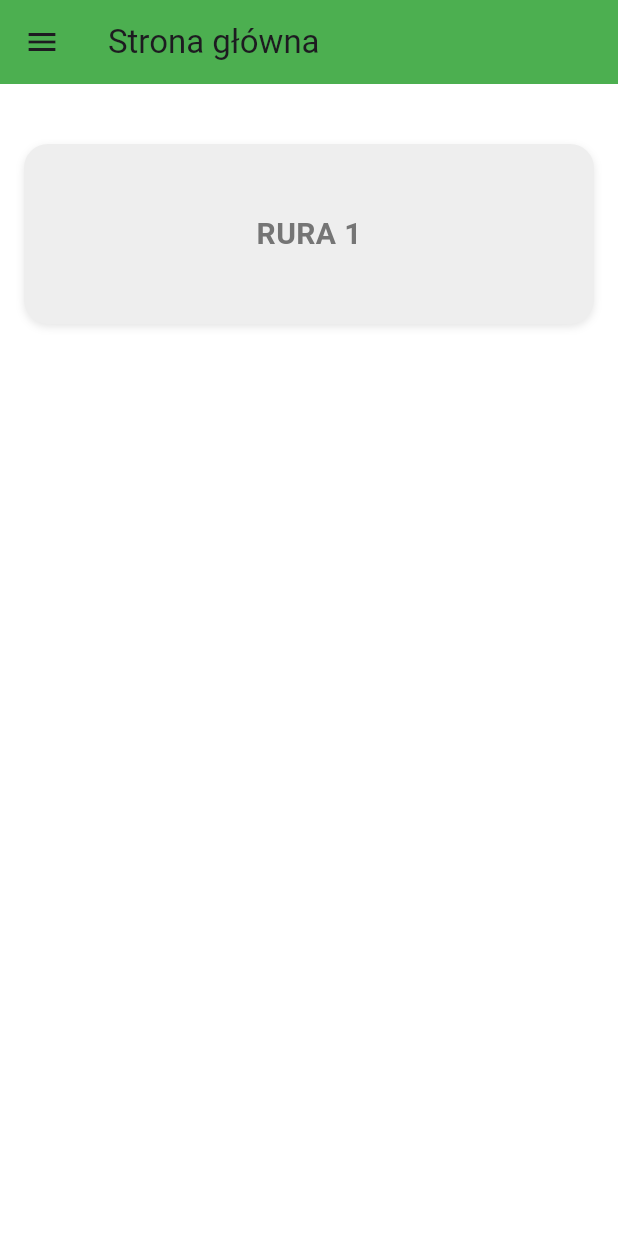
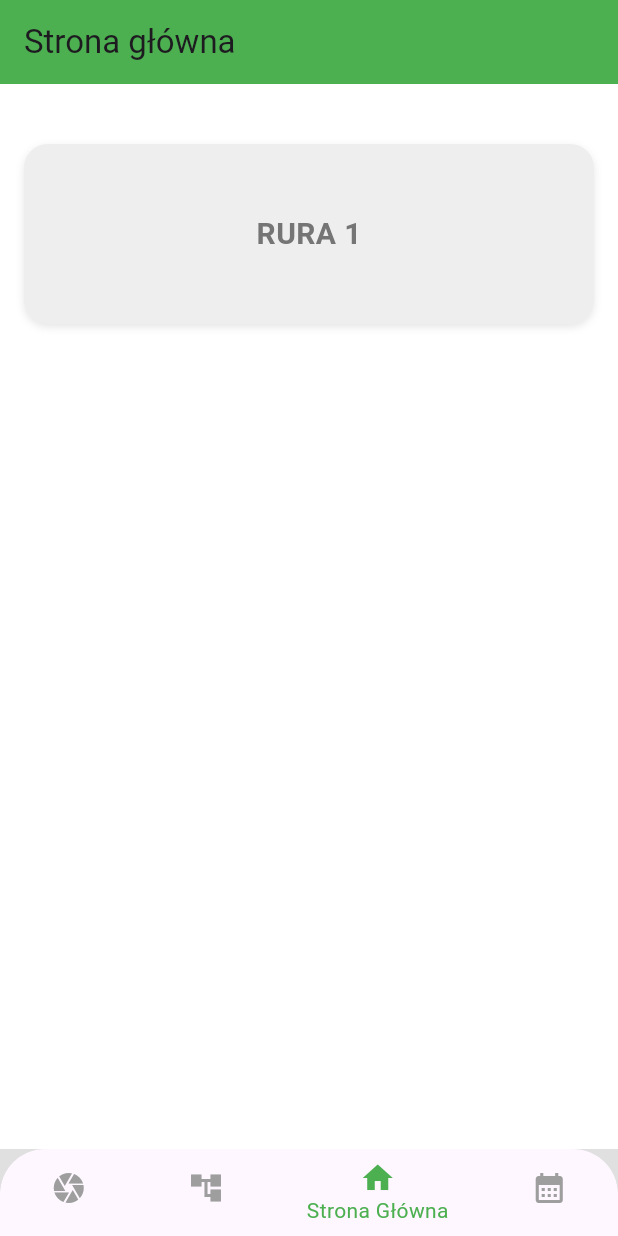
Before and after one commit to swiczka/hackcarpathia2025ogrody, a Flutter app: the screen it shows after launch, on a phone screen of 412 x 824 dp. Run offline on Flutter 3.47's test engine with Material 3 defaults, Android fonts, the phone set to English and light mode, and no system bars.

Commit message:
nowy widok

```diff
--- a/lib/main.dart
+++ b/lib/main.dart
@@ -39,24 +39,21 @@ class MyHomePage extends StatefulWidget {
 }
 
 class _MyHomePageState extends State<MyHomePage> {
-  String _selectedPage = 'Strona główna';
 
-  void _onSelectPage(String page) {
+  int _selectedIndex = 2;
+
+
+  final List<Widget> _pages = [
+    const Text('Aparat'),
+    const Text('Rośliny'),
+    const HomePage(),
+    const Text('Kalendarz'),
+  ];
+
+  void _onItemTapped(int index) {
     setState(() {
-      _selectedPage = page;
+      _selectedIndex = index;
     });
-    Navigator.pop(context);
-
-    if (page == 'Strona Główna') {
-      setState(() {
-        _selectedPage = 'Strona główna';
-      });
-    } else if (page == 'Rośliny') {
-      Navigator.push(
-        context,
-        MaterialPageRoute(builder: (context) => const AddPlant()),
-      );
-    }
   }
 
   @override
@@ -65,31 +62,47 @@ class _MyHomePageState extends State<MyHomePage> {
       appBar: AppBar(
         title: Text(widget.title),
       ),
-      drawer: Drawer(
-        child: ListView(
-          padding: EdgeInsets.zero,
-          children: [
-            ListTile(
-              leading: const Icon(Icons.favorite),
-              title: const Text('Strona Główna'),
-              onTap: () => _onSelectPage('Strona Główna'),
+      body: _pages[_selectedIndex],
+      bottomNavigationBar: ClipRRect(
+        borderRadius: BorderRadius.only(
+          topLeft: Radius.circular(30),
+          topRight: Radius.circular(30),
         ),
-            ListTile(
-              leading: const Icon(Icons.person),
-              title: const Text('Rośliny'),
-              onTap: () => _onSelectPage('Rośliny'),
+        child: BottomNavigationBar(
+          currentIndex: _selectedIndex,
+          onTap: _onItemTapped,
+          selectedItemColor: Colors.green,
+          unselectedItemColor: Colors.grey,
+          items: [
+            BottomNavigationBarItem(
+              icon: Icon(Icons.camera),
+              label: 'Skanuj!',
             ),
-            const Divider(),
-            ListTile(
-              leading: const Icon(Icons.exit_to_app),
-              title: const Text('Exit'),
-              onTap: () => _onSelectPage('Exit'),
+            BottomNavigationBarItem(
+              icon: Icon(Icons.account_tree),
+              label: 'Rośliny',
+            ),
+            BottomNavigationBarItem(
+              icon: Icon(Icons.home),
+              label: 'Strona Główna',
+            ),
+            BottomNavigationBarItem(
+              icon: Icon(Icons.calendar_month),
+              label: 'Kalendarz',
             ),
           ],
         ),
       ),
+    );
+  }
+}
 
-      body: Container(
+class HomePage extends StatelessWidget {
+  const HomePage({super.key});
+
+  @override
+  Widget build(BuildContext context) {
+    return Container(
       width: double.infinity,
       height: double.infinity,
       color: Colors.white,
@@ -100,7 +113,6 @@ class _MyHomePageState extends State<MyHomePage> {
           children: [
             const SizedBox(height: 8),
             const SizedBox(height: 16),
-
             Container(
               decoration: BoxDecoration(
                 color: Colors.grey[200],
@@ -129,7 +141,6 @@ class _MyHomePageState extends State<MyHomePage> {
           ],
         ),
       ),
-      ),
     );
   }
 }
```
Lines whose indentation alone changed are shown as unchanged.
